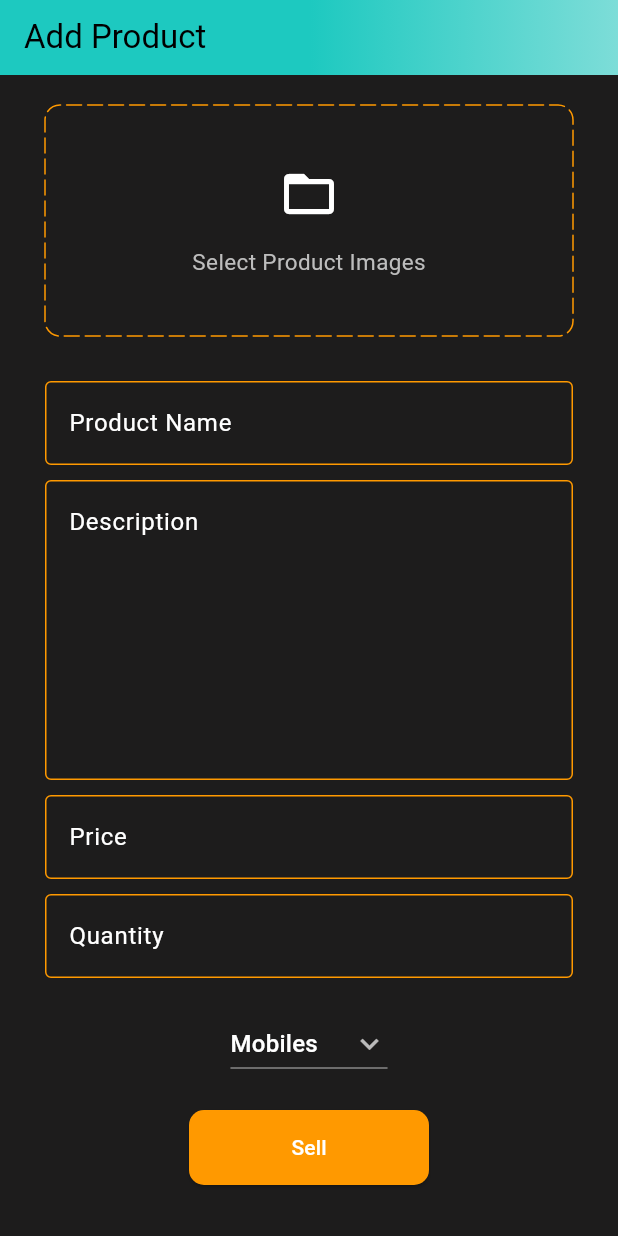
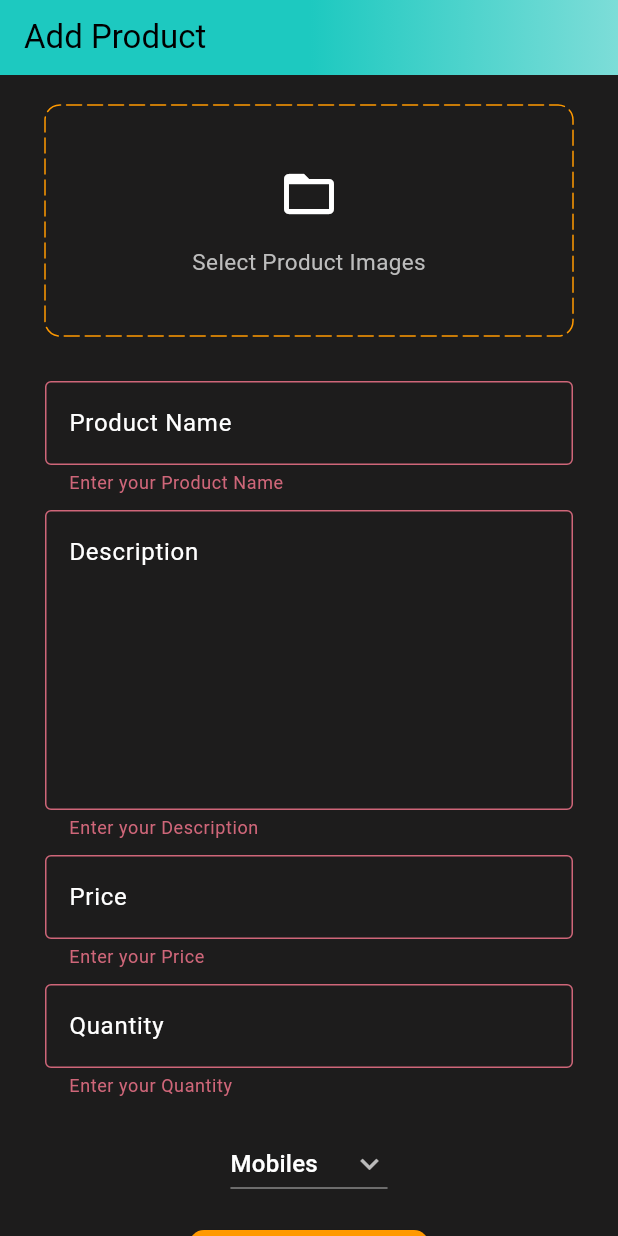
Before and after one commit to 1FarZ1/Amazone_clone_Flutter_NodeJs, a Flutter app: the AddProductScreen screen opened by its route, after a tap on "Sell", on a phone screen of 412 x 824 dp. Run offline on Flutter 3.47's test engine with Material 2 defaults, Android fonts, the light colour scheme and no system bars; drawn by our look-alikes of dotted_border; our stand-ins replace badges, carousel_slider, dartz, dio, file_picker, flutter_riverpod and 2 more; missing offline and left inert: cloudinary_public; accounts and stored records are empty; network calls fail.

Commit message:
half add product done

```diff
--- a/lib/core/api_service.dart
+++ b/lib/core/api_service.dart
@@ -47,7 +47,6 @@ class ApiService {
   }
 
   Future getUserData({required token}) async {
-    log("called :  $token");
     var tokenRes = await _dio.get('$uri/',
         options: Options(
           headers: <String, String>{
@@ -58,4 +57,15 @@ class ApiService {
 
     return tokenRes.data;
   }
+  Future addProduct({required token, required product}) async {
+    var tokenRes = await _dio.post('$uri/admin/add-product',
+        options: Options(
+          headers: <String, String>{
+            'Content-Type': 'application/json; charset=UTF-8',
+            'x-auth-token': token ?? ""
+          },
+        ),data: product);
+
+    return tokenRes.data;
+  }
 }
--- a/lib/core/providers/repos_provider.dart
+++ b/lib/core/providers/repos_provider.dart
@@ -2,9 +2,13 @@
 
 
 import 'package:amazon_clone/core/providers/api_service_provider.dart';
+import 'package:amazon_clone/features/add_product/repo/add_product_repo.dart';
 import 'package:amazon_clone/features/auth/repository/auth_repo.dart';
 import 'package:flutter_riverpod/flutter_riverpod.dart';
 
 final authRepoProvider = Provider<AuthRepoImpl>((ref) {
   return  AuthRepoImpl(ref.read(apiServiceProvider));
 });
+final addProductRepoProvider = Provider<AddProductRepoImpl>((ref) {
+  return  AddProductRepoImpl(apiService:ref.read(apiServiceProvider));
+});
--- a/lib/features/add_product/controller/add_product_controller.dart
+++ b/lib/features/add_product/controller/add_product_controller.dart
@@ -0,0 +1,36 @@
+
+import 'package:amazon_clone/core/providers/repos_provider.dart';
+import 'package:amazon_clone/core/providers/shared_preference_provider.dart';
+import 'package:amazon_clone/features/add_product/repo/add_product_repo.dart';
+import 'package:amazon_clone/models/product.dart';
+import 'package:flutter/src/widgets/framework.dart';
+import 'package:flutter_riverpod/flutter_riverpod.dart';
+
+
+final addProductControllerProvider =
+    StateNotifierProvider<AddProductController, AsyncValue>((ref) {
+  return AddProductController(addProductRepoImpl: ref.watch(addProductRepoProvider), ref: ref);
+});
+
+class AddProductController extends StateNotifier<AsyncValue> {
+  AddProductController({required this.addProductRepoImpl, required this.ref})
+      : super(const AsyncData(null));
+  final AddProductRepoImpl addProductRepoImpl;
+  final StateNotifierProviderRef ref;
+
+
+  void addProduct({required name , required description , required quantity ,
+  required  images,
+  required String category,
+  required double price,
+ required BuildContext context }) async {
+    state = const AsyncLoading<void>();
+    var token;
+
+   ref.watch(sharedPreferenceProvider)?.then((pref) async {
+      token = pref.getString("x-auth-token");
+      });
+
+    state = await AsyncValue.guard(() => addProductRepoImpl.addProduct(token: token, name: name, images: images, quantity: quantity, description: description, category: category, price: price));
+  }
+}
--- a/lib/features/add_product/repo/add_product_repo.dart
+++ b/lib/features/add_product/repo/add_product_repo.dart
@@ -1,15 +1,49 @@
+import 'dart:developer';
+import 'dart:io';
+
+import 'package:amazon_clone/core/api_service.dart';
 import 'package:cloudinary_public/cloudinary_public.dart';
 
+import '../../../models/product.dart';
+
 abstract class AddProductRepo {
-  Future addProduct();
+  Future addProduct(
+      {required token,
+      required String name,
+      required List<File> images,
+      required quantity,
+      required description,
+      required category,
+      required price});
 }
 
 class AddProductRepoImpl implements AddProductRepo {
+  AddProductRepoImpl({required this.apiService});
+  final ApiService apiService;
   @override
-  Future addProduct() async {
-    var _cloud = CloudinaryPublic("dcnwbszmt", "k10hhnqb");
-    var res = await _cloud.uploadFile(CloudinaryFile.fromFile("",folder:""));
-    res.secureUrl;
-    throw UnimplementedError();
+  Future addProduct(
+      {required token,
+      required String name,
+      required List<File> images,
+      required quantity,
+      required description,
+      required category,
+      required price}) async {
+    List<String> imageUrl = [];
+    CloudinaryPublic cloud = CloudinaryPublic("dcnwbszmt", "k10hhnqb");
+    for (var i = 0; i < images.length; i++) {
+      var res = await cloud.uploadFile(CloudinaryFile.fromFile(images[i].path,folder:name));
+      imageUrl.add(res.secureUrl);
+    }
+
+    Product product = Product(
+        name: name,
+        description: description,
+        quantity: quantity,
+        images: imageUrl,
+        category: category,
+        price: price);
+    var res = await apiService.addProduct(token: token, product: product);
+    log(res.toString());
   }
 }
--- a/lib/features/add_product/view/add_product_view.dart
+++ b/lib/features/add_product/view/add_product_view.dart
@@ -1,23 +1,25 @@
+import 'dart:developer';
 import 'dart:io';
 
 import 'package:amazon_clone/core/constant/constants.dart';
+import 'package:amazon_clone/features/add_product/controller/add_product_controller.dart';
 import 'package:carousel_slider/carousel_slider.dart';
 import 'package:dotted_border/dotted_border.dart';
 import 'package:flutter/material.dart';
+import 'package:flutter_riverpod/flutter_riverpod.dart';
 
 import '../../../core/utils/image_picker.dart';
 import '../../auth/view/login/widgets/custom_button.dart';
 import '../../auth/view/login/widgets/custom_text_field.dart';
 
-class AddProductScreen extends StatefulWidget {
-  static const String routeName = '/add-product';
+class AddProductScreen extends ConsumerStatefulWidget {
   const AddProductScreen({Key? key}) : super(key: key);
 
   @override
-  State<AddProductScreen> createState() => _AddProductScreenState();
+  ConsumerState<AddProductScreen> createState() => _AddProductScreenState();
 }
 
-class _AddProductScreenState extends State<AddProductScreen> {
+class _AddProductScreenState extends ConsumerState<AddProductScreen> {
   final TextEditingController productNameController = TextEditingController();
   final TextEditingController descriptionController = TextEditingController();
   final TextEditingController priceController = TextEditingController();
@@ -46,17 +48,17 @@ class _AddProductScreenState extends State<AddProductScreen> {
   ];
 
   void sellProduct() {
-    // if (_addProductFormKey.currentState!.validate() && images.isNotEmpty) {
-    //   adminServices.sellProduct(
-    //     context: context,
-    //     name: productNameController.text,
-    //     description: descriptionController.text,
-    //     price: double.parse(priceController.text),
-    //     quantity: double.parse(quantityController.text),
-    //     category: category,
-    //     images: images,
-    //   );
-    // }
+    if (_addProductFormKey.currentState!.validate() && images.isNotEmpty) {
+      ref.read(addProductControllerProvider.notifier).addProduct(
+            context: context,
+            name: productNameController.text,
+            description: descriptionController.text,
+            price: double.parse(priceController.text),
+            quantity: double.parse(quantityController.text),
+            category: category,
+            images: images,
+          );
+    }
   }
 
   void selectImages() async {
@@ -71,7 +73,10 @@ class _AddProductScreenState extends State<AddProductScreen> {
     return Scaffold(
       appBar: const CustomAppBarAddProduct(),
       body: SingleChildScrollView(
-        child: Form(
+          child: ref.watch(addProductControllerProvider).when(data: (data) {
+        log("data is here ");
+        if (data == null) {
+          return Form(
             key: _addProductFormKey,
             child: Padding(
               padding: const EdgeInsets.symmetric(horizontal: 30.0),
@@ -93,7 +98,8 @@ class _AddProductScreenState extends State<AddProductScreen> {
                       hintText: 'Description',
                       maxLines: 7),
                   const SizedBox(height: 10),
-                CustomTextField(controller: priceController, hintText: 'Price'),
+                  CustomTextField(
+                      controller: priceController, hintText: 'Price'),
                   const SizedBox(height: 10),
                   CustomTextField(
                       controller: quantityController, hintText: 'Quantity'),
@@ -122,8 +128,21 @@ class _AddProductScreenState extends State<AddProductScreen> {
                 ],
               ),
             ),
-        ),
-      ),
+          );
+        } else {
+          return Text(
+            data.toString(),
+            style: TextStyle(color: Colors.white),
+          );
+        }
+      }, error: (error, stackTrace) {
+        return const Text(
+          "Something went Wrong ",
+          style: TextStyle(color: Colors.white),
+        );
+      }, loading: () {
+        return const CircularProgressIndicator();
+      })),
     );
   }
 }
```
Lines whose indentation alone changed are shown as unchanged.
